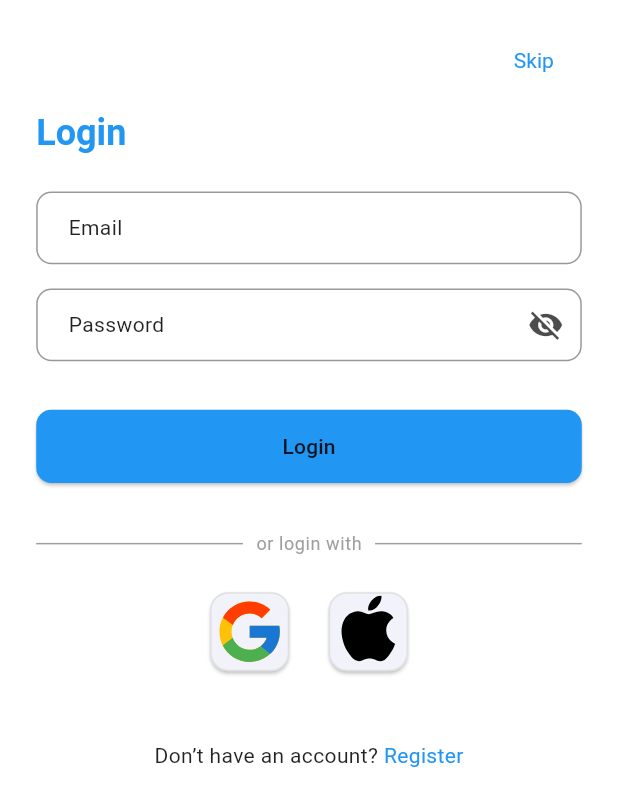
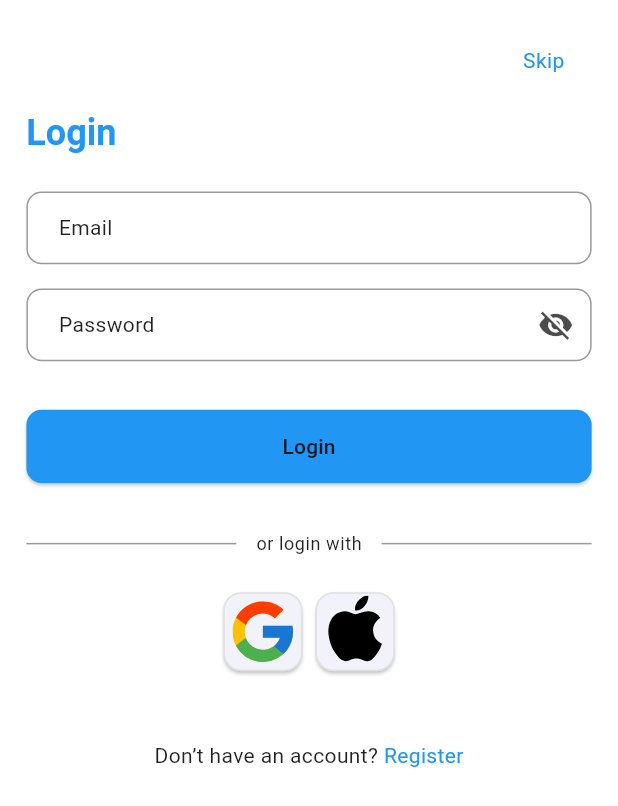
Before and after one commit to lovish1311/To-do, a Flutter app: the screen it shows after launch, on a phone screen of 412 x 824 dp. Shown: the top 806 px of the screen. Run offline on Flutter 3.47's test engine with Material 3 defaults, Android fonts, the phone set to English and light mode, and no system bars; our stand-ins replace firebase_auth, firebase_core, flutter_local_notifications, flutter_native_timezone, flutter_screenutil, flutter_svg and 4 more; accounts and stored records are empty; statements that could not run were skipped.

Commit message:
login and registration done

```diff
--- a/lib/utils/app_themes.dart
+++ b/lib/utils/app_themes.dart
@@ -227,6 +227,26 @@ class AppDimens {
   // Social Icons
   static const double socialIconSize = 48.0;
   static const double socialIconPadding = 2.0;
+  /// Vertical gap above the title (i.e. before “Login” / “Register”)
+  static const double skipButtonTop = 16.0;
+
+  /// Vertical gap between the form and the primary button
+  static const double formToButton = 32.0;
+
+  /// Vertical gap between the primary button and the divider
+  static const double buttonToDivider = 32.0;
+
+  /// Vertical gap below the divider and above the social icons
+  static const double dividerToSocial = 24.0;
+
+  /// Vertical gap below the social‐icons row and above the “Have an account?” link
+  static const double socialToLink = 32.0;
+
+  /// Bottom padding at end of scroll view
+  static const double screenBottomPadding = 16.0;
+
+  /// Top padding for an error message shown under the button
+  static const double errorMessageTop = 12.0;
 
   // Spacing Constants (Generic)
   static const double extraSmallGap = 2.0;
--- a/lib/views/screens/login_screen.dart
+++ b/lib/views/screens/login_screen.dart
@@ -1,13 +1,15 @@
+// lib/views/screens/login_screen.dart
 import 'package:flutter/material.dart';
 import 'package:flutter_screenutil/flutter_screenutil.dart';
+import 'package:go_router/go_router.dart';
+import 'package:provider/provider.dart';
 import 'package:flutter_svg/flutter_svg.dart';
-import 'package:go_router/go_router.dart';
+
 import 'package:to_do/utils/app_themes.dart';
 import 'package:to_do/utils/constants.dart';
 import 'package:to_do/views/widgets/app_text_field.dart';
 import 'package:to_do/views/widgets/social_icon.dart';
-import 'package:provider/provider.dart';
-import 'package:to_do/services/auth_service.dart';
+import 'package:to_do/viewmodels/auth_view_model.dart';
 
 class LoginScreen extends StatefulWidget {
   const LoginScreen({super.key});
@@ -18,14 +20,13 @@ class LoginScreen extends StatefulWidget {
 
 class _LoginScreenState extends State<LoginScreen> {
   final _formKey = GlobalKey<FormState>();
-  final _emailController = TextEditingController();
-  final _passwordController = TextEditingController();
-  bool _isLoading = false;
+  final _emailCtrl = TextEditingController();
+  final _passwordCtrl = TextEditingController();
 
   @override
   void dispose() {
-    _emailController.dispose();
-    _passwordController.dispose();
+    _emailCtrl.dispose();
+    _passwordCtrl.dispose();
     super.dispose();
   }
 
@@ -41,162 +42,165 @@ class _LoginScreenState extends State<LoginScreen> {
     return null;
   }
 
-  Future<void> _login() async {
-    if (!(_formKey.currentState?.validate() ?? false)) return;
-
-    setState(() => _isLoading = true);
-    final auth = context.read<AuthService>();
-    try {
-      await auth.signInWithEmail(_emailController.text.trim(), _passwordController.text);
-      // On success, navigate (go_router redirect will handle)
-      context.goNamed('index');
-    } catch (e) {
-      ScaffoldMessenger.of(context)
-          .showSnackBar(SnackBar(content: Text(e.toString())));
-    } finally {
-      if (mounted) setState(() => _isLoading = false);
-    }
-  }
-
-  Widget _orDivider(BuildContext context) {
-    final color = AppColorsLight.subTextColor;
-    return Row(
-      children: [
-        Expanded(child: Divider(color: color)),
-        Padding(
-          padding: EdgeInsets.symmetric(horizontal: 8.w),
-          child: Text('or login with',
-              style: Theme.of(context)
-                  .textTheme
-                  .bodySmall
-                  ?.copyWith(color: color)),
-        ),
-        Expanded(child: Divider(color: color)),
-      ],
-    );
-  }
-
   @override
   Widget build(BuildContext context) {
+    final authVM = context.watch<AuthViewModel>();
+    final isLoading = authVM.status == AuthStatus.loading;
     final cs = Theme.of(context).colorScheme;
     final tt = Theme.of(context).textTheme;
 
     return Scaffold(
+      backgroundColor: cs.background,
       body: SafeArea(
+        child: Padding(
+          padding: EdgeInsets.symmetric(
+            horizontal: AppDimens.screenPadding.w,
+          ),
           child: SingleChildScrollView(
-          padding: EdgeInsets.symmetric(
-            horizontal: AppDimens.screenHorizontalPadding.w,
-          ),
+            padding: EdgeInsets.only(bottom: AppDimens.screenBottomPadding.h),
             child: Column(
               crossAxisAlignment: CrossAxisAlignment.start,
               children: [
-              SizedBox(height: 16.h),
+                SizedBox(height: AppDimens.skipButtonTop.h),
                 Align(
                   alignment: Alignment.topRight,
                   child: TextButton(
-                  onPressed: _isLoading ? null : () => context.goNamed('index'),
+                    onPressed: isLoading ? null : () => context.goNamed('index'),
                     child: Text(
                       'Skip',
-                    style: AppTextStyles.bodyMedium.copyWith(
-                      color: AppColorsLight.primaryColor,
+                      style: tt.bodyMedium?.copyWith(color: cs.primary),
                     ),
                   ),
                 ),
+
+                SizedBox(height: AppDimens.titleBottomSpacing.h),
+                Text(
+                  'Login',
+                  style: tt.headlineMedium?.copyWith(color: cs.primary),
                 ),
-              SizedBox(height: 8.h),
-              Text('Login',
-                  style:
-                  tt.headlineMedium?.copyWith(color: cs.primary)),
-              SizedBox(height: 24.h),
 
+                SizedBox(height: AppDimens.titleTopSpacing.h),
                 Form(
                   key: _formKey,
                   child: Column(
                     children: [
                       AppTextField(
                         label: 'Email',
-                      controller: _emailController,
+                        controller: _emailCtrl,
                         keyboardType: TextInputType.emailAddress,
-                      enabled: !_isLoading,
                         validator: _validateEmail,
+                        enabled: !isLoading,
                       ),
-                    SizedBox(height: 16.h),
+                      SizedBox(height: AppDimens.fieldSpacing.h),
                       AppTextField(
                         label: 'Password',
-                      controller: _passwordController,
+                        controller: _passwordCtrl,
                         obscureText: true,
                         textInputAction: TextInputAction.done,
-                      enabled: !_isLoading,
                         validator: _validatePassword,
+                        enabled: !isLoading,
                       ),
                     ],
                   ),
                 ),
 
-              SizedBox(height: 32.h),
+                SizedBox(height: AppDimens.formToButton.h),
                 SizedBox(
                   width: double.infinity,
                   height: AppDimens.buttonHeight.h,
                   child: ElevatedButton(
-                  onPressed: _isLoading ? null : _login,
+                    onPressed: isLoading
+                        ? null
+                        : () async {
+                      if (_formKey.currentState!.validate()) {
+                        await authVM.login(
+                          email: _emailCtrl.text.trim(),
+                          password: _passwordCtrl.text,
+                        );
+                        if (authVM.status == AuthStatus.authenticated) {
+                          context.goNamed('index');
+                        }
+                      }
+                    },
                     style: ElevatedButton.styleFrom(
                       backgroundColor: cs.primary,
                       shape: RoundedRectangleBorder(
-                      borderRadius:
-                      BorderRadius.circular(AppDimens.cardBorderRadius.r),
+                        borderRadius: BorderRadius.circular(AppDimens.cardBorderRadius.r),
                       ),
                     ),
-                  child: _isLoading
+                    child: isLoading
                         ? CircularProgressIndicator(
-                      valueColor:
-                      AlwaysStoppedAnimation(cs.onPrimary))
-                      : Text('Login',
-                      style: tt.labelLarge
-                          ?.copyWith(color: cs.onPrimary)),
+                      valueColor: AlwaysStoppedAnimation(cs.onPrimary),
+                    )
+                        : Text(
+                      'Login',
+                      style: tt.labelLarge?.copyWith(color: cs.onPrimary),
+                    ),
                   ),
                 ),
 
-              SizedBox(height: 32.h),
-              _orDivider(context),
-              SizedBox(height: 24.h),
+                if (authVM.status == AuthStatus.error && authVM.errorMessage != null)
+                  Padding(
+                    padding: EdgeInsets.only(top: AppDimens.errorMessageTop.h),
+                    child: Text(
+                      authVM.errorMessage!,
+                      style: tt.bodySmall?.copyWith(color: cs.error),
+                    ),
+                  ),
 
+                SizedBox(height: AppDimens.buttonToDivider.h),
+                Row(
+                  children: [
+                    Expanded(child: Divider(color: cs.onSurface.withOpacity(0.4))),
+                    Padding(
+                      padding: EdgeInsets.symmetric(horizontal: AppDimens.dividerTextPadding.w),
+                      child: Text(
+                        'or login with',
+                        style: tt.bodySmall?.copyWith(color: cs.onSurface),
+                      ),
+                    ),
+                    Expanded(child: Divider(color: cs.onSurface.withOpacity(0.4))),
+                  ],
+                ),
+
+                SizedBox(height: AppDimens.dividerToSocial.h),
                 Row(
                   mainAxisAlignment: MainAxisAlignment.center,
                   children: [
                     SocialIconButton(
                       assetPath: AppSvg.googleIconPath,
-                    onTap: _isLoading ? (){} : () {/* Google */},
+                      onTap: isLoading ? () {} : () {/* TODO: Google */},
                     ),
-                  SizedBox(width: 24.w),
+                    SizedBox(width: AppDimens.largeGap.w),
                     SocialIconButton(
                       assetPath: AppSvg.appleIconPath,
-                      onTap: _isLoading ? (){} : () {/* apple */},
+                      onTap: isLoading ? () {} : () {/* TODO: Apple */},
                     ),
                   ],
                 ),
 
-              SizedBox(height: 32.h),
+                SizedBox(height: AppDimens.socialToLink.h),
                 Center(
                   child: TextButton(
-                  onPressed:
-                  _isLoading ? null : () => context.push(AppConstants.registerPath),
+                    onPressed: isLoading ? null : () => context.goNamed('register'),
                     child: Text.rich(
                       TextSpan(
                         text: "Don’t have an account? ",
                         style: tt.bodyMedium?.copyWith(color: cs.onBackground),
                         children: [
                           TextSpan(
-                          text: "Register",
-                          style: tt.bodyMedium
-                              ?.copyWith(color: cs.primary),
-                        )
+                            text: 'Register',
+                            style: tt.bodyMedium?.copyWith(color: cs.primary),
+                          ),
                         ],
                       ),
                     ),
                   ),
                 ),
-              SizedBox(height: 16.h),
+
+                SizedBox(height: AppDimens.screenBottomPadding.h),
               ],
+            ),
           ),
         ),
       ),
```
Also changed, not shown: lib/main.dart (+4 -5 lines), lib/services/auth_service.dart (+32 -7 lines), lib/viewmodels/auth_view_model.dart (+22 -31 lines), lib/views/screens/register_screen.dart (+50 -37 lines). Lines whose indentation alone changed are shown as unchanged.
